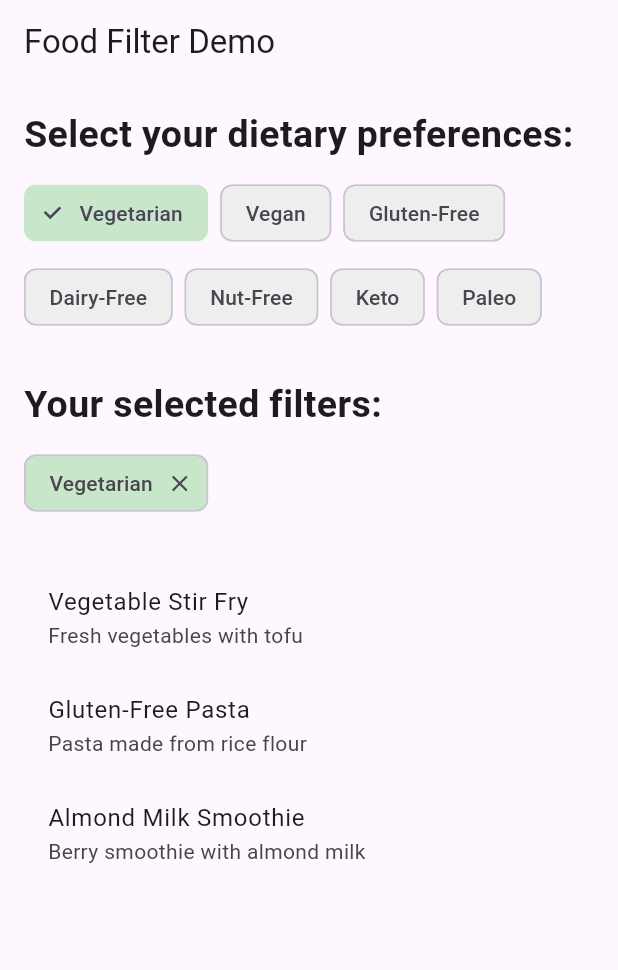
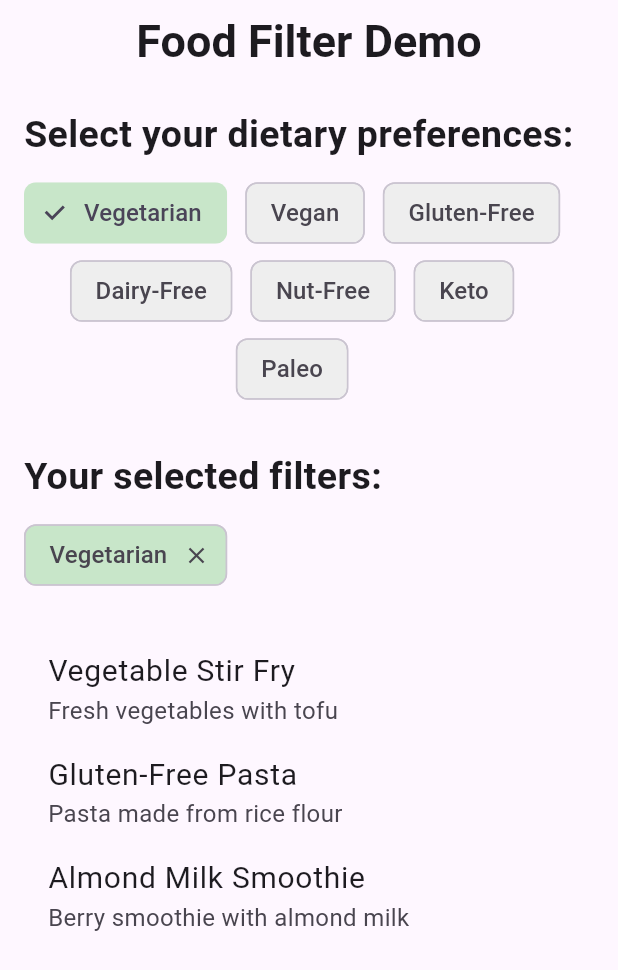
Before and after one commit to Ninette03/food_menu, a Flutter app: the screen it shows after launch, after a tap on "Vegetarian", on a phone screen of 412 x 824 dp. Shown: the top 970 px of the screen. Run offline on Flutter 3.47's test engine with Material 3 defaults, Android fonts, the phone set to English and light mode, and no system bars.

Commit message:
Updated the README.md

```diff
--- a/lib/main.dart
+++ b/lib/main.dart
@@ -44,7 +44,10 @@ class _FoodFilterScreenState extends State<FoodFilterScreen> {
   Widget build(BuildContext context) {
     return Scaffold(
       appBar: AppBar(
-        title: const Text('Food Filter Demo'),
+        title: const Text('Food Filter Demo',
+        style: TextStyle(fontSize: 30, fontWeight: FontWeight.bold),
+        ),
+        centerTitle: true,
       ),
       body: Padding(
         padding: const EdgeInsets.all(16.0),
@@ -60,12 +63,12 @@ class _FoodFilterScreenState extends State<FoodFilterScreen> {
 
             // Wrap widget demonstration
             Wrap(
-              spacing: 8.0, // Horizontal space between chips
-              runSpacing: 8.0, // Vertical space between lines
-              alignment: WrapAlignment.start, // Alignment of chips
+              spacing: 12.0, // Horizontal space between chips
+              runSpacing: 4.0, // Vertical space between lines
+              alignment: WrapAlignment.center, // Alignment of chips
               children: _allFilters.map((filter) {
                 return FilterChip(
-                  label: Text(filter), // Text displayed in the chip
+                  label: Text(filter, style: TextStyle(fontSize: 16),), // Text displayed in the chip
                   selected: _selectedFilters.contains(filter),
                   selectedColor: Colors.green[100], // Background color when selected
                   backgroundColor: Colors.grey[200], // Default background color
@@ -97,7 +100,7 @@ class _FoodFilterScreenState extends State<FoodFilterScreen> {
               runSpacing: 8.0,
               children: _selectedFilters.map((filter) {
                 return Chip(
-                  label: Text(filter), // Text displayed in the chip
+                  label: Text(filter, style: TextStyle(fontSize: 16),), // Text displayed in the chip
                   backgroundColor: Colors.green[100], // Background color
                   deleteIcon: const Icon(Icons.close, size: 18), // Delete icon
                   onDeleted: () { // Callback when delete is pressed
@@ -115,8 +118,10 @@ class _FoodFilterScreenState extends State<FoodFilterScreen> {
             Expanded(
               child: ListView(
                 children: _getFilteredFoodItems().map((item) => ListTile(
-                  title: Text(item['name']!),
-                  subtitle: Text(item['description']!),
+                  title: Text(item['name']!,
+                  style: TextStyle(fontSize: 20),),
+                  subtitle: Text(item['description']!,
+                  style: TextStyle(fontSize: 16),),
                 )).toList(),
               ),
             ),
```
Also changed, not shown: pubspec.lock, 1 other file.
